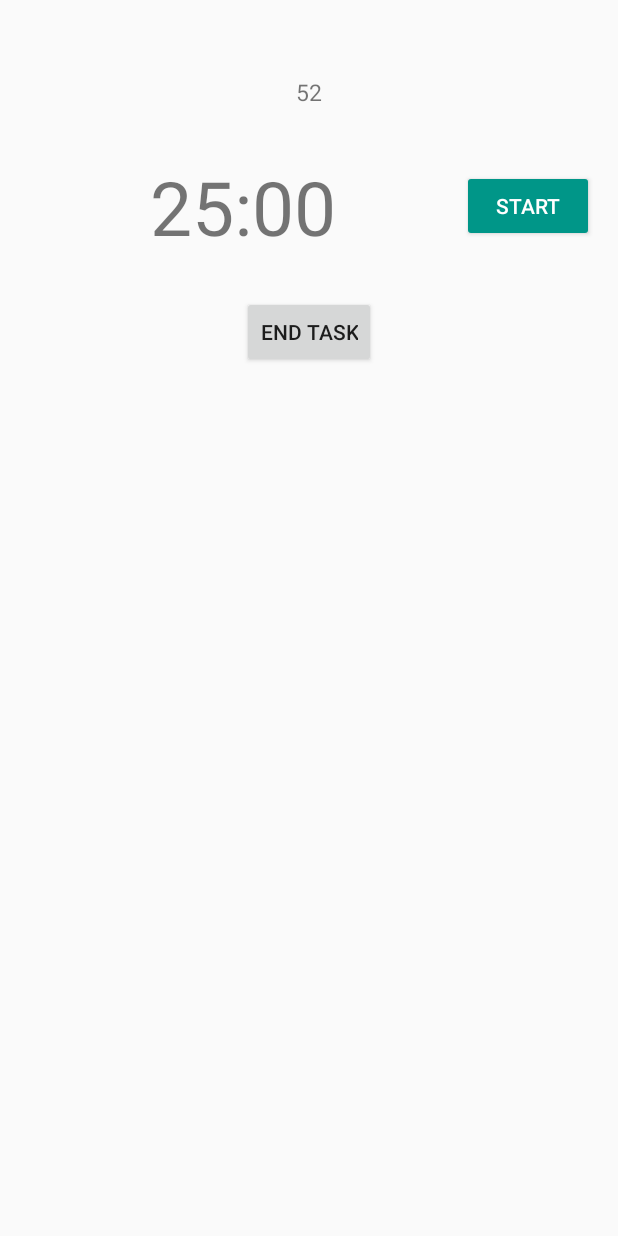
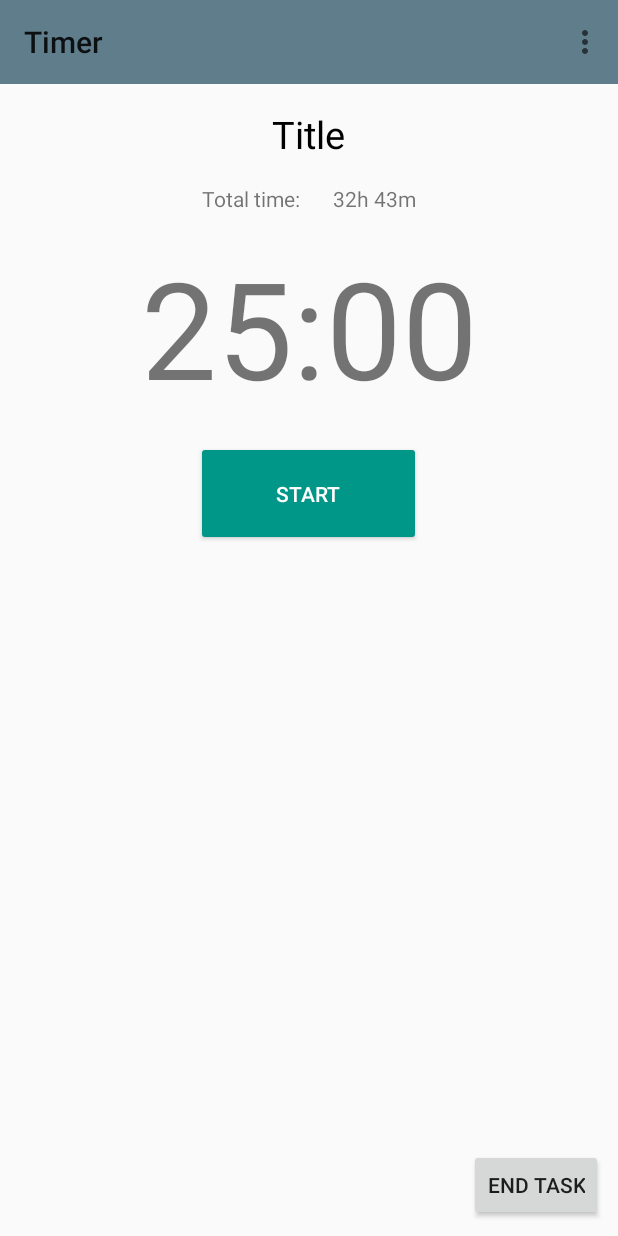
Before and after one commit to VitaliyBelyaev/ZebraTime, an Android app: the TimerActivity screen opened directly, with no data from a screen before it, on a phone screen of 412 x 824 dp. Run offline under Robolectric (Android 15) with nearby library versions, the phone set to English and light mode, and no system bars; our stand-ins replace Firebase (no records; nobody signed in at launch, a user with empty details on screens opened directly); 2 statements that could not run were skipped.

Commit message:
Update views

```diff
--- a/app/src/main/java/com/androidacademy/team5/zebratime/TimerActivity.java
+++ b/app/src/main/java/com/androidacademy/team5/zebratime/TimerActivity.java
@@ -7,12 +7,14 @@ import android.support.annotation.NonNull;
 import android.support.annotation.Nullable;
 import android.support.v7.app.AppCompatActivity;
 import android.support.v7.preference.PreferenceManager;
+import android.support.v7.widget.Toolbar;
 import android.util.Log;
 import android.view.Menu;
 import android.view.MenuItem;
 import android.view.View;
 import android.widget.Button;
 import android.widget.TextView;
+import android.widget.Toast;
 
 import com.androidacademy.team5.zebratime.domain.Session;
 import com.androidacademy.team5.zebratime.domain.Task;
@@ -36,12 +38,14 @@ public class TimerActivity extends AppCompatActivity
     private Button actionButton;
     private TextView taskTitleTextView;
     private TextView taskDurationTextView;
+    private Toolbar toolbar;
     private Task task;
     private Timer timer;
     private Button endTaskButton;
     private long workTime;
     private long shortBreakTime;
     private long longBreakTime;
+
 
     private FirebaseDatabase database = FirebaseDatabase.getInstance();
     private DatabaseReference tasksRef = database.getReference("Tasks");
@@ -86,7 +90,8 @@ public class TimerActivity extends AppCompatActivity
                 .registerOnSharedPreferenceChangeListener(this);
 
         synchronizePreferredTimes();
-
+        toolbar = findViewById(R.id.timer_toolbar);
+        setSupportActionBar(toolbar);
         timeTextView = findViewById(R.id.tv_time);
         actionButton = findViewById(R.id.action_button);
         taskTitleTextView = findViewById(R.id.tv_timer_task_title);
@@ -223,6 +228,11 @@ public class TimerActivity extends AppCompatActivity
     }
 
     @Override
+    public void onBackPressed() {
+        showToast("Press END TASK to exit");
+    }
+
+    @Override
     public void onSharedPreferenceChanged(SharedPreferences sharedPreferences, String key) {
         if (key.equals(getString(R.string.work_time_key))) {
             String workTime = sharedPreferences.getString(key, "25");
@@ -289,6 +299,10 @@ public class TimerActivity extends AppCompatActivity
         shortBreakTime = 60 * 1000 * Long.valueOf(preferences.getString(getString(R.string.short_rest_key), "5"));
     }
 
+    private void showToast(String message) {
+        Toast.makeText(this, message, Toast.LENGTH_SHORT).show();
+    }
+
 
     private App getApp() {
         return (App) getApplication();
--- a/app/src/main/res/layout/activity_timer.xml
+++ b/app/src/main/res/layout/activity_timer.xml
@@ -1,67 +1,99 @@
 <?xml version="1.0" encoding="utf-8"?>
 <LinearLayout xmlns:android="http://schemas.android.com/apk/res/android"
+    xmlns:app="http://schemas.android.com/apk/res-auto"
     android:layout_width="match_parent"
     android:layout_height="match_parent"
     android:orientation="vertical">
+
+    <android.support.v7.widget.Toolbar
+        android:id="@+id/timer_toolbar"
+        theme="@style/ThemeOverlay.AppCompat.ActionBar"
+        android:layout_width="match_parent"
+        android:layout_height="wrap_content"
+        android:background="?attr/colorPrimary"
+        android:minHeight="?attr/actionBarSize"
+        app:title="@string/timer" />
+
+    <RelativeLayout
+        android:layout_width="match_parent"
+        android:layout_height="match_parent">
 
         <LinearLayout
             android:id="@+id/task_container"
             android:layout_width="match_parent"
             android:layout_height="wrap_content"
-        android:orientation="vertical"
-        android:layout_margin="16dp">
+            android:layout_margin="16dp"
+            android:layout_alignParentTop="true"
+            android:orientation="vertical">
 
             <TextView
                 android:id="@+id/tv_timer_task_title"
                 android:layout_width="wrap_content"
                 android:layout_height="wrap_content"
                 android:layout_gravity="center_horizontal"
+                android:paddingBottom="16dp"
+                android:text="Title"
+                android:textColor="@color/black"
                 android:textSize="25dp" />
+
+            <LinearLayout
+                android:layout_width="wrap_content"
+                android:layout_height="wrap_content"
+                android:layout_gravity="center"
+                android:orientation="horizontal">
+
+                <TextView
+                    android:id="@+id/tv_task_duration_title"
+                    android:layout_width="wrap_content"
+                    android:layout_height="wrap_content"
+                    android:paddingRight="22dp"
+                    android:text="Total time:" />
 
                 <TextView
                     android:id="@+id/tv_timer_task_duration"
                     android:layout_width="wrap_content"
                     android:layout_height="wrap_content"
-            android:layout_gravity="center_horizontal"
-            android:text="52"
-            android:textSize="15dp" />
+                    android:text="32h 43m" />
+            </LinearLayout>
 
         </LinearLayout>
 
-    <LinearLayout
-        android:id="@+id/timer_container"
-        android:layout_width="match_parent"
-        android:layout_height="wrap_content"
-        android:orientation="horizontal"
-        android:layout_margin="16dp">
 
         <TextView
             android:id="@+id/tv_time"
-            android:layout_width="0dp"
+            android:layout_width="match_parent"
             android:layout_height="wrap_content"
-            android:layout_weight="1"
             android:gravity="center"
-            android:textSize="50dp"
             android:text="25:00"
-            />
+            android:textSize="90sp"
+            android:layout_below="@id/task_container"
+            android:paddingBottom="16dp"/>
 
         <Button
             android:id="@+id/action_button"
-            android:layout_width="wrap_content"
-            android:layout_height="wrap_content"
-            android:layout_gravity="center"
             style="@style/Widget.AppCompat.Button.Colored"
-            android:text="Action button"/>
-    </LinearLayout>
-
+            android:layout_width="150dp"
+            android:layout_height="70dp"
+            android:layout_below="@id/tv_time"
+            android:layout_centerInParent="true"
+            android:text="Action button" />
 
 
             <Button
                 android:id="@+id/end_task_button"
                 android:layout_width="wrap_content"
                 android:layout_height="wrap_content"
-        android:layout_gravity="center|bottom"
-        android:layout_marginTop="10dp"
+                android:layout_alignParentBottom="true"
+                android:layout_alignParentRight="true"
+                android:layout_margin="10dp"
                 android:text="END Task" />
 
+
+
+
+
+    </RelativeLayout>
+
+
+
 </LinearLayout>
--- a/app/src/main/res/values/colors.xml
+++ b/app/src/main/res/values/colors.xml
@@ -6,4 +6,6 @@
     <color name="colorAccent">#009688</color>
     <color name="leftDrawerText">#ffffff</color>
 
+    <color name="black">#000000</color>
+
 </resources>
--- a/app/src/main/res/values/strings.xml
+++ b/app/src/main/res/values/strings.xml
@@ -9,6 +9,8 @@
     <string name="settings_label">Settings</string>
 
     <string name="create_task">Create task</string>
+
+    <string name="timer">Timer</string>
 
     <string name="open">Open drawer</string>
     <string name="close">Close drawer</string>
```
Also changed, not shown: app/src/main/java/com/androidacademy/team5/zebratime/MainActivity.java (+7 -3 lines), app/src/main/java/com/androidacademy/team5/zebratime/TimerSettingsActivity.java (+7 -5 lines), app/src/main/res/layout/task_item.xml (+36 -6 lines), app/src/main/res/layout/timer_preferences.xml (+21 -4 lines), app/src/main/res/values/styles.xml (+0 -14 lines). Lines whose indentation alone changed are shown as unchanged.
